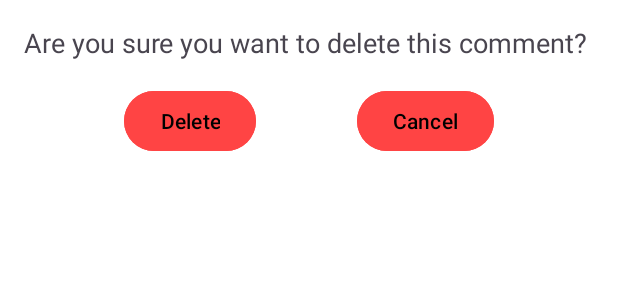
After one commit to amitbrown21/Hemi-Tube-Android-DB, an Android app: the layout delete_comment_dialog.xml on its own in the app's theme, with its tools: preview values and no code run, on a phone screen of 412 x 824 dp. The commit adds this screen. Shown: the top 300 px of the screen. Run offline under Robolectric (Android 15) with nearby library versions, the phone set to English and light mode, and no system bars; network calls fail.

Commit message:
fixed comments completley
fixed edit,delete (also added a dialogbox) and fixed thumbnails showing in the comments

```diff
--- /dev/null
+++ b/app/src/main/res/layout/delete_comment_dialog.xml
@@ -0,0 +1,45 @@
+<?xml version="1.0" encoding="utf-8"?>
+<LinearLayout xmlns:android="http://schemas.android.com/apk/res/android"
+    xmlns:app="http://schemas.android.com/apk/res-auto"
+    android:layout_width="match_parent"
+    android:layout_height="wrap_content"
+    android:orientation="vertical"
+    android:padding="16dp">
+
+    <TextView
+        android:layout_width="match_parent"
+        android:layout_height="wrap_content"
+        android:text="Are you sure you want to delete this comment?"
+        android:textSize="18sp"
+        android:layout_marginBottom="16dp"/>
+
+    <androidx.constraintlayout.widget.ConstraintLayout
+        android:layout_width="match_parent"
+        android:layout_height="wrap_content">
+
+        <Button
+            android:id="@+id/confirm_delete_button"
+            android:layout_width="wrap_content"
+            android:layout_height="wrap_content"
+            android:text="Delete"
+            android:backgroundTint="@android:color/holo_red_light"
+            app:layout_constraintEnd_toStartOf="@+id/cancel_delete_button"
+            app:layout_constraintHorizontal_chainStyle="spread"
+            app:layout_constraintStart_toStartOf="parent"
+            app:layout_constraintTop_toTopOf="parent"
+            android:textColor="@color/text_color"/>
+
+        <Button
+            android:id="@+id/cancel_delete_button"
+            android:layout_width="wrap_content"
+            android:layout_height="wrap_content"
+            android:text="Cancel"
+            app:layout_constraintEnd_toEndOf="parent"
+            app:layout_constraintStart_toEndOf="@+id/confirm_delete_button"
+            app:layout_constraintTop_toTopOf="parent"
+            android:textColor="@color/text_color"
+            android:backgroundTint="@android:color/holo_red_light"/>
+
+    </androidx.constraintlayout.widget.ConstraintLayout>
+
+</LinearLayout>
```
Also changed, not shown: app/src/main/java/com/example/hemi_tube/CommentRecyclerViewAdapter.java (+68 -41 lines), app/src/main/java/com/example/hemi_tube/network/ApiService.java (+9 -2 lines), app/src/main/java/com/example/hemi_tube/repository/CommentRepository.java (+20 -8 lines), app/src/main/java/com/example/hemi_tube/viewmodel/CommentViewModel.java (+10 -0 lines).
